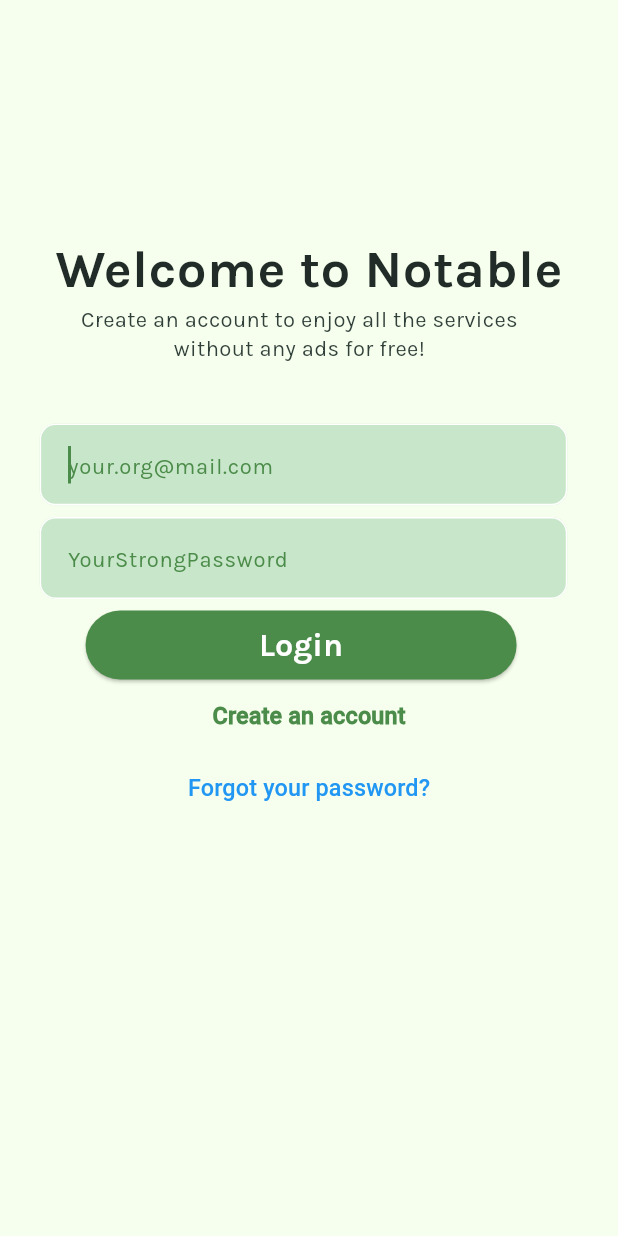
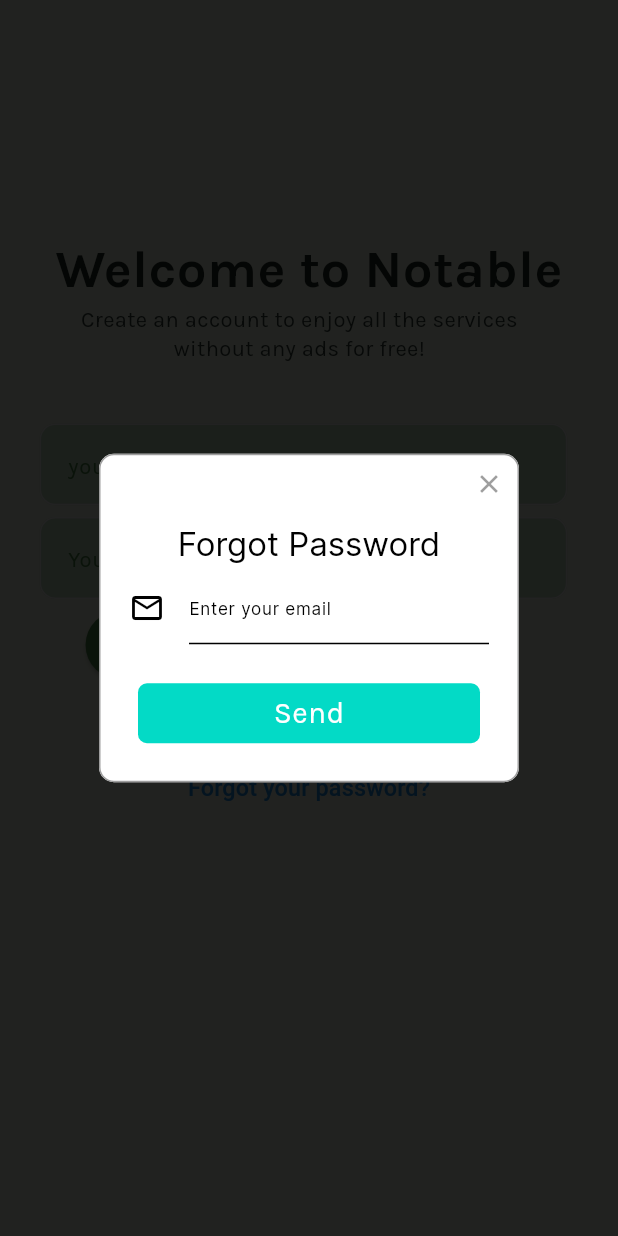
Before and after one commit to ElGreKost/Notable, a Flutter app: the screen it shows after launch, after a tap on "Forgot your password?", on a phone screen of 412 x 824 dp. Run offline on Flutter 3.47's test engine with Material 3 defaults, Android fonts, the phone set to English and light mode, and no system bars; drawn by our look-alikes of rflutter_alert; our stand-ins replace cached_network_image, camera, cloud_firestore, firebase_auth, firebase_core, flutter_breadcrumb and 2 more; missing offline and left inert: country_pickers, google_mlkit_text_recognition; accounts and stored records are empty.

Commit message:
PopUp for forgot password created

```diff
--- a/notable/lib/screens/homepage/widgets/courses_header.dart
+++ b/notable/lib/screens/homepage/widgets/courses_header.dart
@@ -17,7 +17,7 @@
           icon: const Icon(Icons.add_circle_outline),
           color: appTheme.black900,
           onPressed: () =>
-              onTapInputTextAlert(
+              onTapInsertFolderAlert(
                   context: context,
                   title: 'Create Folder',
                   icon: const Icon(Icons.folder),
--- a/notable/lib/screens/loginsignup/loginsignup_screen.dart
+++ b/notable/lib/screens/loginsignup/loginsignup_screen.dart
@@ -1,5 +1,7 @@
 import 'package:flutter/material.dart';
+import 'package:notable/screens/loginsignup/widgets/forgot_password_alert.dart';
 import '../../core/app_export.dart';
+import '../../widgets/alerts.dart';
 import '../../widgets/custom_elevated_button.dart';
 import '../../widgets/custom_text_form_field.dart';
 
@@ -74,16 +76,12 @@
                                   )))),
                       Center(
                           child: TextButton(
-                              onPressed: () {
-                                // onTapInputTextAlert(
-                                //   context: context,
-                                //   title: 'Reset Password',
-                                //   labelText: 'Email',
-                                //   icon: const Icon(Icons.account_circle),
-                                //   buttonText: 'Submit',
-                                //   onPressed: () => Navigator.pop(context)
-                                // );
-                              },
+                              onPressed: () =>onTapForgotPasswordAlert(
+                                  context: context,
+                                  title: 'Forgot Password',
+                                  icon: const Icon(Icons.mail_outline),
+                                  labelText: 'Enter your email',
+                                  buttonText: 'Send',),
                               child: Text("Forgot your password?",
                                   style: TextStyle(
                                     color: Colors.blue, // Adjust the color as needed
--- /dev/null
+++ b/notable/lib/screens/loginsignup/widgets/forgot_password_alert.dart
@@ -0,0 +1,39 @@
+import 'package:flutter/material.dart';
+import 'package:rflutter_alert/rflutter_alert.dart';
+
+void onTapForgotPasswordAlert({
+  required BuildContext context,
+  required String title,
+  required Icon icon,
+  required String labelText,
+  required String buttonText,
+}) {
+  // Create a TextEditingController
+  TextEditingController controller = TextEditingController();
+
+  Alert(
+    context: context,
+    title: title,
+    content: Column(
+      children: <Widget>[
+        TextFormField(
+          decoration: InputDecoration(
+            icon: icon,
+            labelText: labelText,
+          ),
+          controller: controller,
+        ),
+      ],
+    ),
+    buttons: [
+      DialogButton(
+        // todo for Gianni
+        onPressed: () async {},
+        child: Text(
+          buttonText,
+          style: const TextStyle(color: Colors.white, fontSize: 20),
+        ),
+      )
+    ],
+  ).show();
+}
--- a/notable/lib/widgets/alerts.dart
+++ b/notable/lib/widgets/alerts.dart
@@ -30,7 +30,7 @@
   ).show();
 }
 
-void onTapInputTextAlert({
+void onTapInsertFolderAlert({
   required BuildContext context,
   required String title,
   required Icon icon,
```
